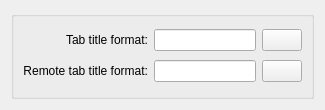
This is src/RenameTabWidget.ui in centic9/konsole-ppa as Qt 5 draws it before an edit. The edited form follows.
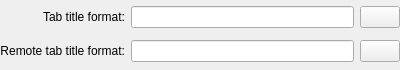
This is the edited form. Custom widgets are drawn as their Qt base class.

Diff of the .ui file:
```diff
--- a/src/RenameTabWidget.ui
+++ b/src/RenameTabWidget.ui
@@ -6,22 +6,37 @@
    <rect>
     <x>0</x>
     <y>0</y>
-    <width>325</width>
-    <height>110</height>
+    <width>400</width>
+    <height>70</height>
    </rect>
   </property>
-  <layout class="QGridLayout" name="gridLayout">
-   <item row="0" column="0">
-    <widget class="QGroupBox" name="groupBox_5">
-     <property name="title">
-      <string/>
-     </property>
-     <property name="flat">
-      <bool>true</bool>
-     </property>
-     <layout class="QGridLayout" name="gridLayout_2">
-      <item row="0" column="0">
+  <property name="sizePolicy">
+   <sizepolicy hsizetype="Expanding" vsizetype="Preferred">
+    <horstretch>0</horstretch>
+    <verstretch>0</verstretch>
+   </sizepolicy>
+  </property>
+  <layout class="QGridLayout" columnstretch="0,1,0">
+   <property name="leftMargin">
+    <number>0</number>
+   </property>
+   <property name="topMargin">
+    <number>0</number>
+   </property>
+   <property name="rightMargin">
+    <number>0</number>
+   </property>
+   <property name="bottomMargin">
+    <number>0</number>
+   </property>
+   <item row="0" column="0" alignment="Qt::AlignRight">
        <widget class="QLabel" name="label">
+     <property name="sizePolicy">
+      <sizepolicy hsizetype="Fixed" vsizetype="Preferred">
+       <horstretch>0</horstretch>
+       <verstretch>0</verstretch>
+      </sizepolicy>
+     </property>
         <property name="text">
          <string>Tab title format:</string>
         </property>
@@ -32,6 +47,12 @@
       </item>
       <item row="0" column="1">
        <widget class="QLineEdit" name="tabTitleEdit">
+     <property name="sizePolicy">
+      <sizepolicy hsizetype="Expanding" vsizetype="Fixed">
+       <horstretch>0</horstretch>
+       <verstretch>0</verstretch>
+      </sizepolicy>
+     </property>
         <property name="toolTip">
          <string>Normal tab title format</string>
         </property>
@@ -40,8 +61,14 @@
       <item row="0" column="2">
        <widget class="Konsole::TabTitleFormatButton" name="tabTitleFormatButton"/>
       </item>
-      <item row="1" column="0">
+   <item row="1" column="0" alignment="Qt::AlignRight">
        <widget class="QLabel" name="label_2">
+     <property name="sizePolicy">
+      <sizepolicy hsizetype="Fixed" vsizetype="Preferred">
+       <horstretch>0</horstretch>
+       <verstretch>0</verstretch>
+      </sizepolicy>
+     </property>
         <property name="text">
          <string>Remote tab title format:</string>
         </property>
@@ -52,6 +79,12 @@
       </item>
       <item row="1" column="1">
        <widget class="QLineEdit" name="remoteTabTitleEdit">
+     <property name="sizePolicy">
+      <sizepolicy hsizetype="Expanding" vsizetype="Fixed">
+       <horstretch>0</horstretch>
+       <verstretch>0</verstretch>
+      </sizepolicy>
+     </property>
         <property name="toolTip">
          <string>Tab title format used when a remote command (e.g. connection to another computer via SSH) is being executed</string>
         </property>
@@ -62,9 +95,6 @@
       </item>
      </layout>
     </widget>
-   </item>
-  </layout>
- </widget>
  <customwidgets>
   <customwidget>
    <class>Konsole::TabTitleFormatButton</class>
```
Left out of the diff: 12 changed lines with no effect on the pictures. Lines whose indentation alone changed are shown as unchanged.
